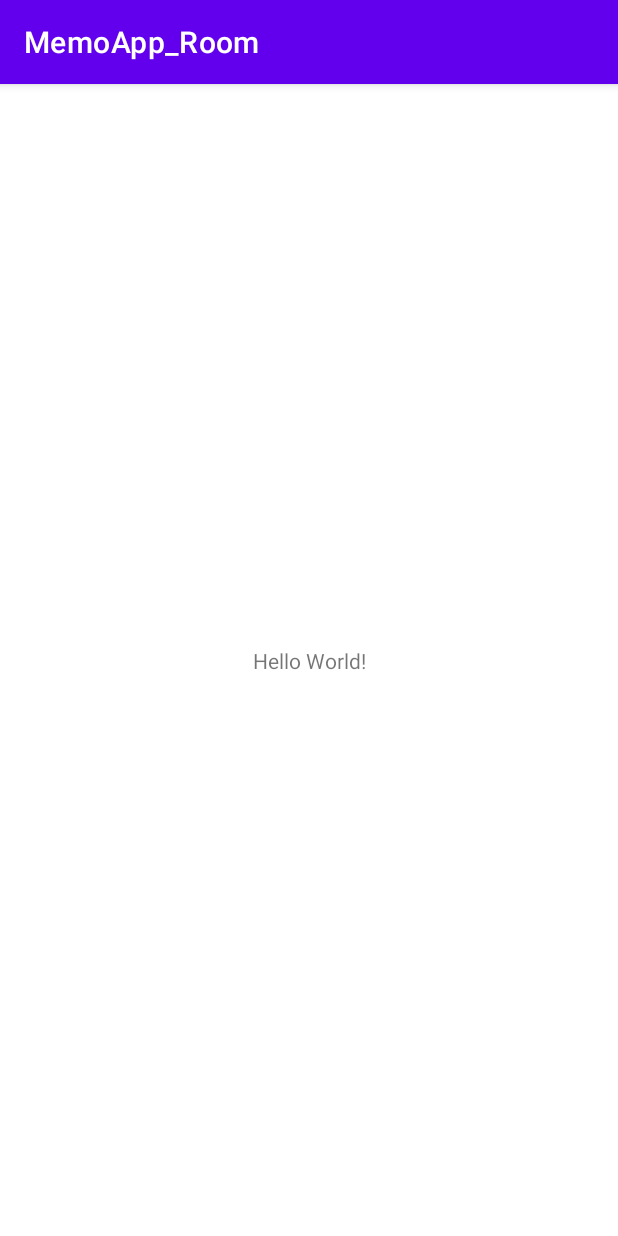
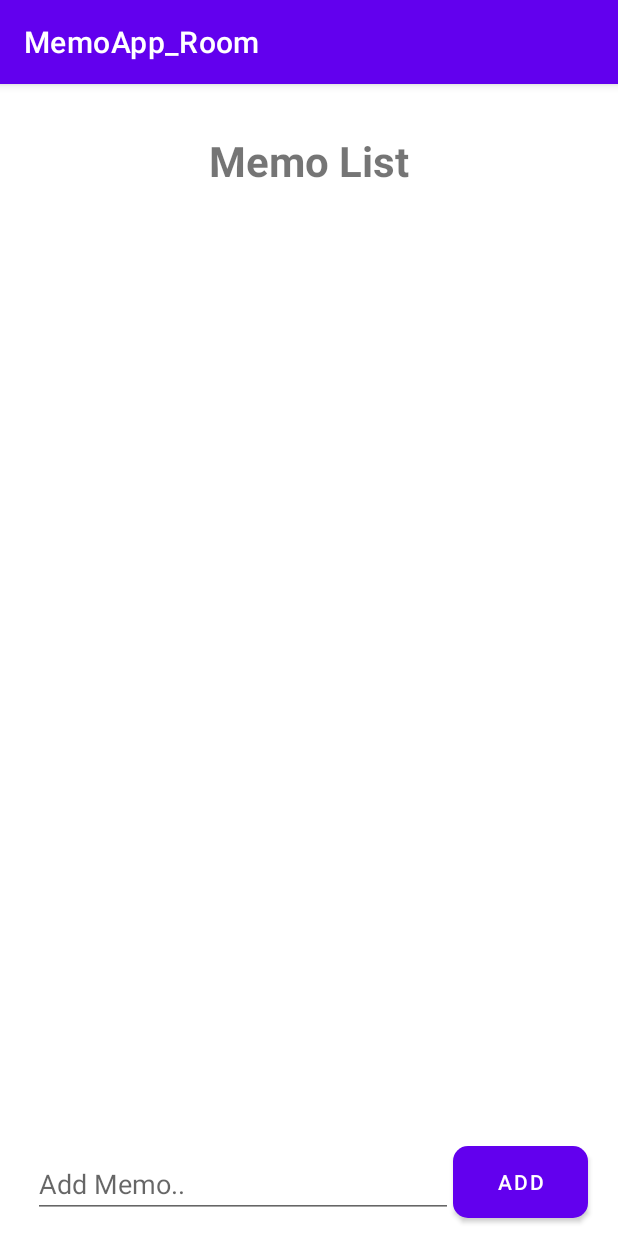
Before and after one commit to yunju1018/MemoApp_Room, an Android app: the screen it shows after launch (MainActivity), on a phone screen of 412 x 824 dp. Run offline under Robolectric (Android 15) with nearby library versions, the phone set to English and light mode, and no system bars.

Commit message:
[MemoApp UI 구현]
- room database 종속 항목 설치
- 메모 Activity 및 List item UI 구현

```diff
--- /dev/null
+++ b/app/src/main/res/drawable/gray_button.xml
@@ -0,0 +1,5 @@
+<?xml version="1.0" encoding="utf-8"?>
+<shape xmlns:android="http://schemas.android.com/apk/res/android">
+    <solid android:color="@color/color_878787" />
+    <corners android:radius="10dp" />
+</shape>
--- /dev/null
+++ b/app/src/main/res/drawable/icon_check.xml
@@ -0,0 +1,5 @@
+<vector android:height="24dp" android:tint="#000000"
+    android:viewportHeight="24" android:viewportWidth="24"
+    android:width="24dp" xmlns:android="http://schemas.android.com/apk/res/android">
+    <path android:fillColor="@android:color/white" android:pathData="M9,16.17L4.83,12l-1.42,1.41L9,19 21,7l-1.41,-1.41z"/>
+</vector>
--- a/app/src/main/res/layout/activity_main.xml
+++ b/app/src/main/res/layout/activity_main.xml
@@ -7,12 +7,44 @@
     tools:context=".MainActivity">
 
     <TextView
+        android:id="@+id/title"
         android:layout_width="wrap_content"
         android:layout_height="wrap_content"
-        android:text="Hello World!"
-        app:layout_constraintBottom_toBottomOf="parent"
+        android:layout_marginTop="32dp"
+        android:text="Memo List"
+        android:textSize="28dp"
+        android:textStyle="bold"
         app:layout_constraintEnd_toEndOf="parent"
         app:layout_constraintStart_toStartOf="parent"
         app:layout_constraintTop_toTopOf="parent" />
 
+    <androidx.recyclerview.widget.RecyclerView
+        android:layout_width="match_parent"
+        android:layout_height="0dp"
+        android:layout_margin="20dp"
+        app:layout_constraintTop_toBottomOf="@id/title"
+        app:layout_constraintBottom_toTopOf="@id/edt_memo"/>
+
+    <EditText
+        android:id="@+id/edt_memo"
+        android:layout_width="280dp"
+        android:layout_height="wrap_content"
+        android:hint="Add Memo.."
+        app:layout_constraintStart_toStartOf="parent"
+        app:layout_constraintBottom_toBottomOf="parent"
+        android:layout_marginStart="22dp"
+        android:layout_marginBottom="12dp"/>
+
+    <Button
+        android:id="@+id/button"
+        android:background="@drawable/gray_button"
+        android:textColor="@color/white"
+        android:layout_width="0dp"
+        android:layout_height="wrap_content"
+        android:layout_marginBottom="12dp"
+        android:layout_marginEnd="20dp"
+        android:text="Add"
+        app:layout_constraintEnd_toEndOf="parent"
+        app:layout_constraintBottom_toBottomOf="parent"
+        app:layout_constraintStart_toEndOf="@id/edt_memo"/>
 </androidx.constraintlayout.widget.ConstraintLayout>
--- a/app/src/main/res/values/colors.xml
+++ b/app/src/main/res/values/colors.xml
@@ -6,5 +6,6 @@
     <color name="teal_200">#FF03DAC5</color>
     <color name="teal_700">#FF018786</color>
     <color name="black">#FF000000</color>
+    <color name="color_878787">#878787</color>
     <color name="white">#FFFFFFFF</color>
 </resources>
```
Also changed, not shown: app/build.gradle (+7 -0 lines), app/src/main/res/layout/item_memo.xml (added, +30 -0 lines).
